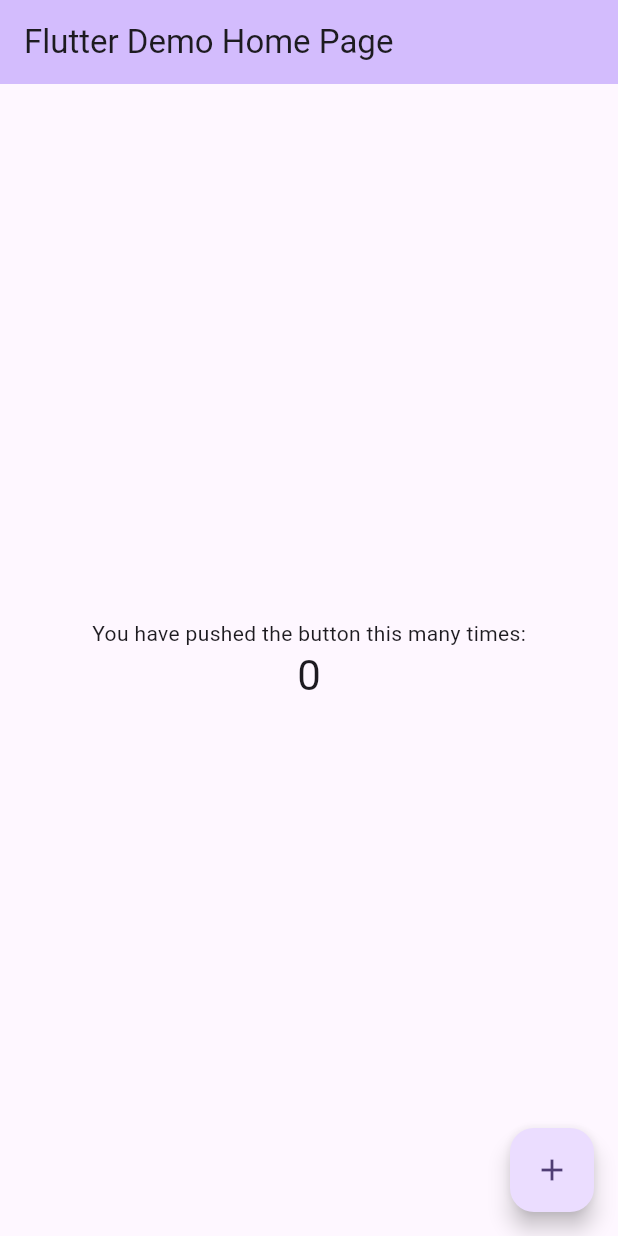
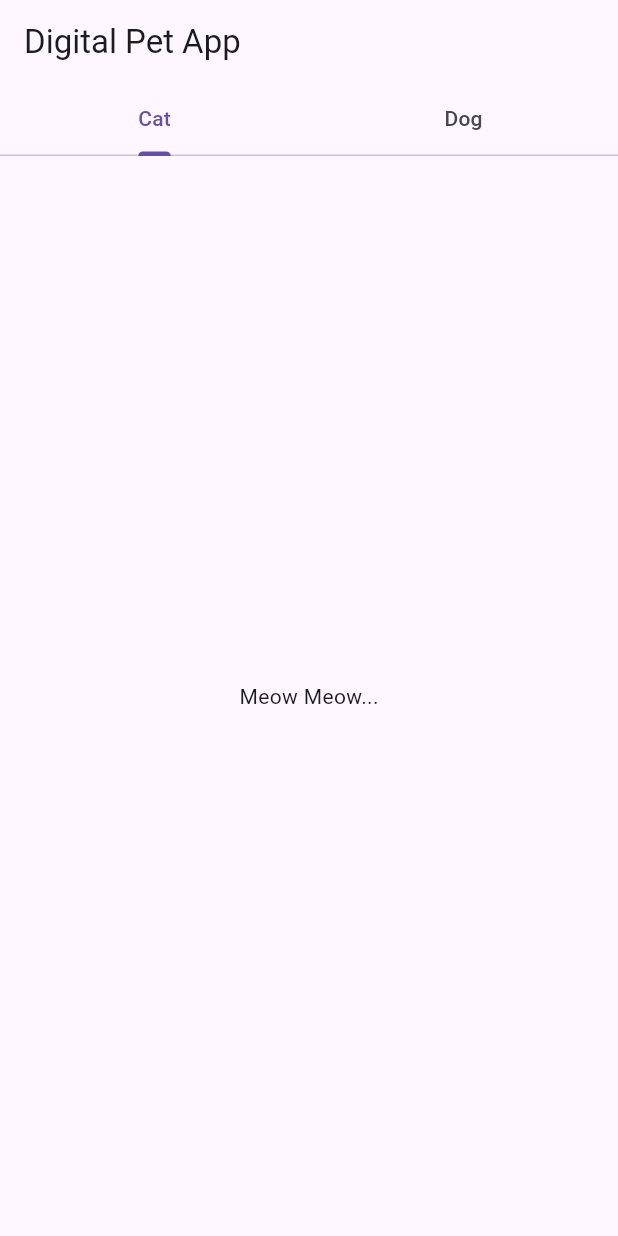
Before and after one commit to bashapu/digital_pet_app, a Flutter app: the screen it shows after launch, on a phone screen of 412 x 824 dp. Run offline on Flutter 3.47's test engine with Material 3 defaults, Android fonts, the phone set to English and light mode, and no system bars.

Commit message:
Implemented play feature for digital pet

```diff
--- a/lib/main.dart
+++ b/lib/main.dart
@@ -1,7 +1,7 @@
 import 'package:flutter/material.dart';
 
 void main() {
-  runApp(const MyApp());
+  runApp(MyApp());
 }
 
 class MyApp extends StatelessWidget {
@@ -11,115 +11,85 @@ class MyApp extends StatelessWidget {
   @override
   Widget build(BuildContext context) {
     return MaterialApp(
-      title: 'Flutter Demo',
-      theme: ThemeData(
-        // This is the theme of your application.
-        //
-        // TRY THIS: Try running your application with "flutter run". You'll see
-        // the application has a purple toolbar. Then, without quitting the app,
-        // try changing the seedColor in the colorScheme below to Colors.green
-        // and then invoke "hot reload" (save your changes or press the "hot
-        // reload" button in a Flutter-supported IDE, or press "r" if you used
-        // the command line to start the app).
-        //
-        // Notice that the counter didn't reset back to zero; the application
-        // state is not lost during the reload. To reset the state, use hot
-        // restart instead.
-        //
-        // This works for code too, not just values: Most code changes can be
-        // tested with just a hot reload.
-        colorScheme: ColorScheme.fromSeed(seedColor: Colors.deepPurple),
-        useMaterial3: true,
+      home: DefaultTabController(
+        length: 2,
+        child: _TabsNonScrollableDemo(),
       ),
-      home: const MyHomePage(title: 'Flutter Demo Home Page'),
     );
   }
 }
 
-class MyHomePage extends StatefulWidget {
-  const MyHomePage({super.key, required this.title});
+class _TabsNonScrollableDemo extends StatefulWidget {
+  @override
+  __TabsNonScrollableDemoState createState() => __TabsNonScrollableDemoState();
+}
 
-  // This widget is the home page of your application. It is stateful, meaning
-  // that it has a State object (defined below) that contains fields that affect
-  // how it looks.
+class __TabsNonScrollableDemoState extends State<_TabsNonScrollableDemo>
+    with SingleTickerProviderStateMixin, RestorationMixin {
+  late TabController _tabController;
 
-  // This class is the configuration for the state. It holds the values (in this
-  // case the title) provided by the parent (in this case the App widget) and
-  // used by the build method of the State. Fields in a Widget subclass are
-  // always marked "final".
-
-  final String title;
+  final RestorableInt tabIndex = RestorableInt(0);
 
   @override
-  State<MyHomePage> createState() => _MyHomePageState();
-}
+  String get restorationId => 'tab_non_scrollable_demo';
 
-class _MyHomePageState extends State<MyHomePage> {
-  int _counter = 0;
+  @override
+  void restoreState(RestorationBucket? oldBucket, bool initialRestore) {
+    registerForRestoration(tabIndex, 'tab_index');
+    _tabController.index = tabIndex.value;
+  }
 
-  void _incrementCounter() {
-    setState(() {
-      // This call to setState tells the Flutter framework that something has
-      // changed in this State, which causes it to rerun the build method below
-      // so that the display can reflect the updated values. If we changed
-      // _counter without calling setState(), then the build method would not be
-      // called again, and so nothing would appear to happen.
-      _counter++;
+  @override
+  void initState() {
+    super.initState();
+    _tabController = TabController(
+      initialIndex: 0,
+      length: 2,
+      vsync: this,
+    );
+    _tabController.addListener(() {
+      setState(() {
+        tabIndex.value = _tabController.index;
+      });
     });
   }
 
   @override
+  void dispose() {
+    _tabController.dispose();
+    tabIndex.dispose();
+    super.dispose();
+  }
+
+  @override
   Widget build(BuildContext context) {
-    // This method is rerun every time setState is called, for instance as done
-    // by the _incrementCounter method above.
-    //
-    // The Flutter framework has been optimized to make rerunning build methods
-    // fast, so that you can just rebuild anything that needs updating rather
-    // than having to individually change instances of widgets.
-    return Scaffold(
+    final tabs = ['Cat', 'Dog'];
+
+    return Scaffold( //Scafflod gives you Basic App Structure
       appBar: AppBar(
-        // TRY THIS: Try changing the color here to a specific color (to
-        // Colors.amber, perhaps?) and trigger a hot reload to see the AppBar
-        // change color while the other colors stay the same.
-        backgroundColor: Theme.of(context).colorScheme.inversePrimary,
-        // Here we take the value from the MyHomePage object that was created by
-        // the App.build method, and use it to set our appbar title.
-        title: Text(widget.title),
-      ),
-      body: Center(
-        // Center is a layout widget. It takes a single child and positions it
-        // in the middle of the parent.
-        child: Column(
-          // Column is also a layout widget. It takes a list of children and
-          // arranges them vertically. By default, it sizes itself to fit its
-          // children horizontally, and tries to be as tall as its parent.
-          //
-          // Column has various properties to control how it sizes itself and
-          // how it positions its children. Here we use mainAxisAlignment to
-          // center the children vertically; the main axis here is the vertical
-          // axis because Columns are vertical (the cross axis would be
-          // horizontal).
-          //
-          // TRY THIS: Invoke "debug painting" (choose the "Toggle Debug Paint"
-          // action in the IDE, or press "p" in the console), to see the
-          // wireframe for each widget.
-          mainAxisAlignment: MainAxisAlignment.center,
-          children: <Widget>[
-            const Text(
-              'You have pushed the button this many times:',
-            ),
-            Text(
-              '$_counter',
-              style: Theme.of(context).textTheme.headlineMedium,
-            ),
+        automaticallyImplyLeading: false,
+        title: Text(
+          'Digital Pet App',
+        ),
+        bottom: TabBar(
+          controller: _tabController,
+          isScrollable: false,
+          tabs: [
+            for (final tab in tabs) Tab(text: tab),
           ],
         ),
       ),
-      floatingActionButton: FloatingActionButton(
-        onPressed: _incrementCounter,
-        tooltip: 'Increment',
-        child: const Icon(Icons.add),
-      ), // This trailing comma makes auto-formatting nicer for build methods.
+      body: TabBarView(
+        controller: _tabController,
+        children: [
+            Center(
+              child: Text("Meow Meow..."),
+            ),
+            Center(
+              child: Text("Bow Bow..."),
+            )
+        ],
+      ),
     );
   }
 }
```
